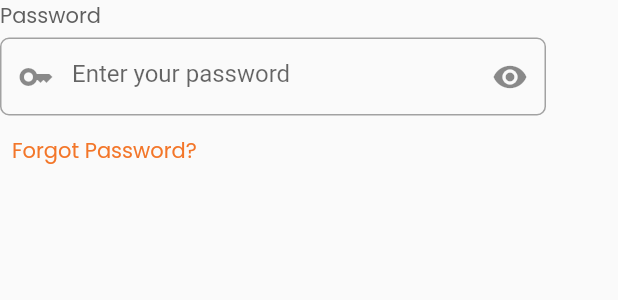
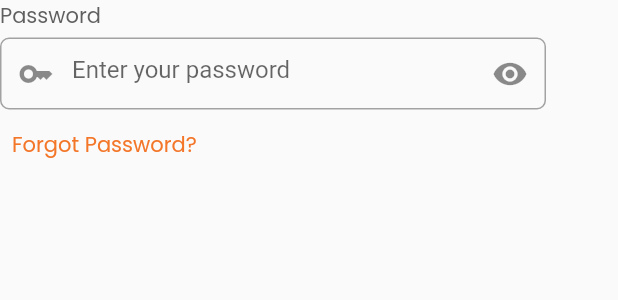
Before and after one commit to aminhaiqal/Quickride, a Flutter app: the PasswordTextField widget shown alone on an empty page, opened directly, on a phone screen of 412 x 824 dp. Shown: the top 300 px of the screen. Run offline on Flutter 3.47's test engine with Material 2 defaults, Android fonts, the phone set to English and light mode, and no system bars; our stand-ins replace cloud_firestore, firebase_auth, firebase_core, firebase_storage, google_fonts, shared_preferences; accounts and stored records are empty; network calls fail; statements that could not run were skipped.

Commit message:
Update text_field.dart

```diff
--- a/quickride/lib/src/widgets/text_field.dart
+++ b/quickride/lib/src/widgets/text_field.dart
@@ -20,7 +20,7 @@ class TextField extends StatelessWidget {
       const SizedBox(height: 4),
       SizedBox(
           width: MediaQuery.of(context).size.width - 24 * 2,
-          height: 52,
+          height: 48, //adjust height of textfield
           child: TextFormField(
               decoration: InputDecoration(
                   hintText: 'Enter your email',
@@ -57,7 +57,7 @@ class _PasswordTextFieldState extends State<PasswordTextField> {
       const SizedBox(height: 4),
       SizedBox(
           width: MediaQuery.of(context).size.width - 24 * 2,
-          height: 52,
+          height: 48, //adjust height of textfield
           child: TextFormField(
             decoration: InputDecoration(
                 hintText: 'Enter your password',
```
